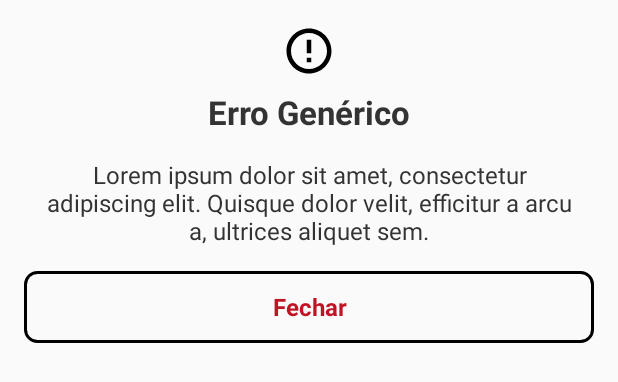
After one commit to 0tavi0/CoroutinesTeste, an Android app: the layout dialog_fragment_message.xml on its own in the app's theme, with its tools: preview values and no code run, on a phone screen of 412 x 824 dp. The commit adds this screen. Shown: the top 382 px of the screen. Run offline under Robolectric (Android 15) with nearby library versions, the phone set to English and light mode, and no system bars.

Commit message:
handling errors service

```diff
--- a/app/src/main/java/com/example/coroutinesteste/di/AppModules.kt
+++ b/app/src/main/java/com/example/coroutinesteste/di/AppModules.kt
@@ -5,6 +5,7 @@ import com.example.coroutinesteste.service.ApiService
 import com.example.coroutinesteste.service.ServiceGenerator.provideOkHttpClient
 import com.example.coroutinesteste.service.ServiceGenerator.provideRetrofit
 import com.example.coroutinesteste.ui.main.viewmodel.MainViewModel
+import com.example.coroutinesteste.ui.search.viewmodel.SearchViewModel
 import org.koin.android.viewmodel.ext.koin.viewModel
 import org.koin.dsl.module.module
 
@@ -15,5 +16,6 @@ object AppModules {
         single { MainMainRepositoryImpl(get()) }
 
         viewModel { MainViewModel(get()) }
+        viewModel { SearchViewModel(get()) }
     }
 }
--- /dev/null
+++ b/app/src/main/java/com/example/coroutinesteste/domain/response/ErrorResponse.kt
@@ -0,0 +1,6 @@
+package com.example.coroutinesteste.domain.response
+
+data class ErrorResponse(
+    val error_description: String, // this is the translated error shown to the user directly from the API
+    val causes: Map<String, String> = emptyMap() //this is for errors on specific field on a form
+)
--- a/app/src/main/java/com/example/coroutinesteste/repository/MainRepository.kt
+++ b/app/src/main/java/com/example/coroutinesteste/repository/MainRepository.kt
@@ -1,8 +1,10 @@
 package com.example.coroutinesteste.repository
 
+import com.example.coroutinesteste.ResultWrapper
 import com.example.coroutinesteste.domain.response.MoviesResponse
 
 interface MainRepository {
     suspend fun getTrendingMovies(): MoviesResponse
     suspend fun getPopularMovies(): MoviesResponse
+    suspend fun searchMovies(query:String): ResultWrapper<MoviesResponse>
 }
--- a/app/src/main/java/com/example/coroutinesteste/service/ApiService.kt
+++ b/app/src/main/java/com/example/coroutinesteste/service/ApiService.kt
@@ -19,4 +19,10 @@ interface ApiService {
         @Query("language") language: String
     ): MoviesResponse
 
+    @GET("search/movie")
+    suspend fun searchMovie(
+        @Query("api_key") api_key: String,
+        @Query("language") language: String,
+        @Query("query") querySearch: String
+    ) : MoviesResponse
 }
--- /dev/null
+++ b/app/src/main/res/drawable/background_secondary_rounded.xml
@@ -0,0 +1,9 @@
+<?xml version="1.0" encoding="utf-8"?>
+<shape xmlns:android="http://schemas.android.com/apk/res/android"
+    android:shape="rectangle">
+
+    <corners android:radius="8dp" />
+    <stroke
+        android:width="2dp"
+        android:color="@color/colorPrimaryDark" />
+</shape>
--- /dev/null
+++ b/app/src/main/res/drawable/ic_error.xml
@@ -0,0 +1,9 @@
+<vector xmlns:android="http://schemas.android.com/apk/res/android"
+        android:width="24dp"
+        android:height="24dp"
+        android:viewportWidth="24.0"
+        android:viewportHeight="24.0">
+    <path
+        android:fillColor="#FF000000"
+        android:pathData="M11,15h2v2h-2zM11,7h2v6h-2zM11.99,2C6.47,2 2,6.48 2,12s4.47,10 9.99,10C17.52,22 22,17.52 22,12S17.52,2 11.99,2zM12,20c-4.42,0 -8,-3.58 -8,-8s3.58,-8 8,-8 8,3.58 8,8 -3.58,8 -8,8z"/>
+</vector>
--- /dev/null
+++ b/app/src/main/res/layout/dialog_fragment_message.xml
@@ -0,0 +1,72 @@
+<?xml version="1.0" encoding="utf-8"?>
+<androidx.constraintlayout.widget.ConstraintLayout xmlns:android="http://schemas.android.com/apk/res/android"
+    xmlns:app="http://schemas.android.com/apk/res-auto"
+    xmlns:tools="http://schemas.android.com/tools"
+    android:layout_width="match_parent"
+    android:layout_height="wrap_content">
+
+    <ImageView
+        android:id="@+id/iv_error"
+        android:layout_width="36dp"
+        android:layout_height="36dp"
+        android:layout_marginStart="16dp"
+        android:layout_marginTop="16dp"
+        android:layout_marginEnd="16dp"
+        android:layout_marginBottom="16dp"
+        android:contentDescription="@string/image_description"
+        android:src="@drawable/ic_error"
+        app:layout_constraintBottom_toBottomOf="parent"
+        app:layout_constraintEnd_toEndOf="parent"
+        app:layout_constraintStart_toStartOf="parent"
+        app:layout_constraintTop_toTopOf="parent"
+        app:layout_constraintVertical_bias="0.0" />
+
+    <TextView
+        android:id="@+id/tv_title_error"
+        style="@style/Title"
+        android:layout_width="wrap_content"
+        android:layout_height="wrap_content"
+        android:layout_marginStart="24dp"
+        android:layout_marginTop="8dp"
+        android:layout_marginEnd="24dp"
+        android:gravity="center_horizontal"
+        app:layout_constraintBottom_toBottomOf="parent"
+        app:layout_constraintEnd_toEndOf="parent"
+        app:layout_constraintStart_toStartOf="parent"
+        app:layout_constraintTop_toBottomOf="@+id/iv_error"
+        app:layout_constraintVertical_bias="0.0"
+        tools:text="Erro Genérico" />
+
+    <TextView
+        android:id="@+id/tv_message_error"
+        style="@style/Body"
+        android:layout_width="match_parent"
+        android:layout_height="wrap_content"
+        android:layout_marginStart="24dp"
+        android:layout_marginTop="16dp"
+        android:layout_marginEnd="24dp"
+        android:gravity="center_horizontal"
+        app:layout_constraintBottom_toBottomOf="parent"
+        app:layout_constraintEnd_toEndOf="parent"
+        app:layout_constraintStart_toStartOf="parent"
+        app:layout_constraintTop_toBottomOf="@+id/tv_title_error"
+        app:layout_constraintVertical_bias="0.0"
+        tools:text="Lorem ipsum dolor sit amet, consectetur adipiscing elit. Quisque dolor velit, efficitur a
+arcu a, ultrices aliquet sem." />
+
+    <Button
+        android:id="@+id/bt_close_error"
+        style="@style/SecondaryButtonLabel"
+        android:layout_width="match_parent"
+        android:layout_height="wrap_content"
+        android:layout_marginStart="16dp"
+        android:layout_marginTop="16dp"
+        android:layout_marginEnd="16dp"
+        android:layout_marginBottom="16dp"
+        android:text="@string/bt_close_error"
+        app:layout_constraintBottom_toBottomOf="parent"
+        app:layout_constraintEnd_toEndOf="parent"
+        app:layout_constraintStart_toStartOf="parent"
+        app:layout_constraintTop_toBottomOf="@+id/tv_message_error"
+        app:layout_constraintVertical_bias="0.0" />
+</androidx.constraintlayout.widget.ConstraintLayout>
--- a/app/src/main/res/values/strings.xml
+++ b/app/src/main/res/values/strings.xml
@@ -1,7 +1,10 @@
 <resources>
-    <string name="app_name">CoroutinesTeste</string>
+    <string name="app_name">Movies Coroutines</string>
     <string name="msg_evaluation">%s opiniões</string>
     <string name="tv_movies_populares">Filmes Populares</string>
     <string name="tv_trending_week">Tendências Semanais</string>
+    <string name="bt_close_error">Fechar</string>
+    <string name="image_description">Image</string>
+
 
 </resources>
--- a/app/src/main/res/values/styles.xml
+++ b/app/src/main/res/values/styles.xml
@@ -15,4 +15,21 @@
         <item name="android:lineSpacingExtra">6sp</item>
         <item name="android:textColor">@color/black_body_title</item>
     </style>
+
+    <style name="SecondaryButtonLabel">
+        <item name="android:textSize">16sp</item>
+        <item name="android:fontFamily">sans-serif</item>
+        <item name="android:textStyle">bold</item>
+        <item name="android:background">@drawable/background_secondary_rounded</item>
+        <item name="android:textColor">#c01324</item>
+        <item name="android:textAllCaps">false</item>
+    </style>
+
+    <style name="Body">
+        <item name="android:textSize">16sp</item>
+        <item name="android:fontFamily">sans-serif</item>
+        <item name="android:textStyle">normal</item>
+        <item name="android:textColor">@color/black_body_title</item>
+    </style>
+
 </resources>
```
Also changed, not shown: app/src/main/java/com/example/coroutinesteste/ResultWrapper.kt (added, +9 -0 lines), app/src/main/java/com/example/coroutinesteste/base/MessageDialogFragment.kt (added, +54 -0 lines), app/src/main/java/com/example/coroutinesteste/repository/MainMainRepositoryImpl.kt (+65 -2 lines), app/src/main/java/com/example/coroutinesteste/ui/search/SearchFragment.kt (+42 -4 lines), app/src/main/java/com/example/coroutinesteste/ui/search/viewmodel/SearchViewModel.kt (+39 -2 lines), app/src/main/res/layout/search_fragment.xml (+17 -4 lines).
